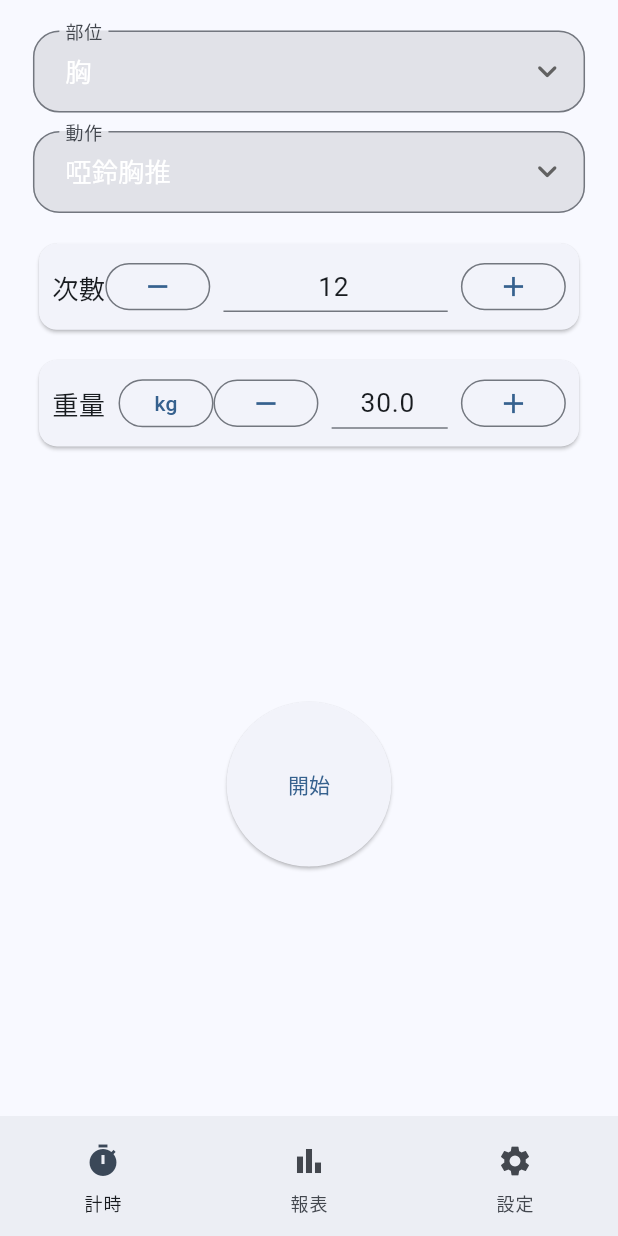
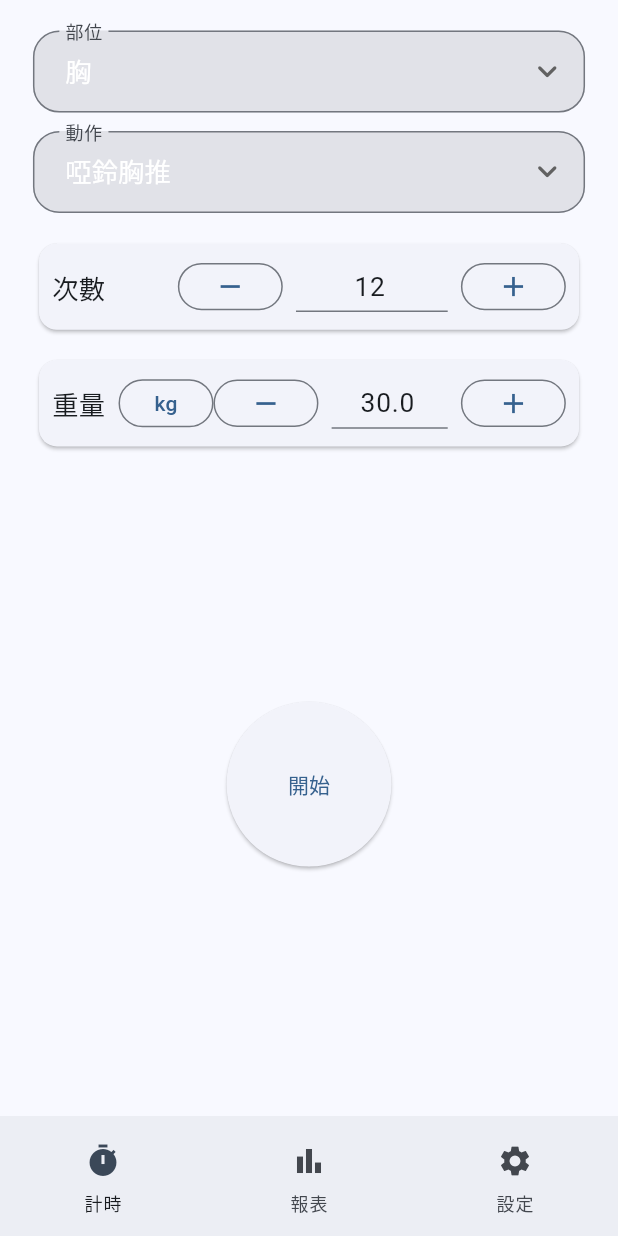
Before and after one commit to jia741/IronDiary, a Flutter app: the screen it shows after launch, on a phone screen of 412 x 824 dp. Run offline on Flutter 3.47's test engine with Material 3 defaults, Android fonts, the phone set to English and light mode, and no system bars; our stand-ins replace audioplayers, flutter_slidable, shared_preferences, sqflite; accounts and stored records are empty.

Commit message:
Align reps row with weight row

```diff
--- a/lib/home_page.dart
+++ b/lib/home_page.dart
@@ -252,6 +252,7 @@ class _HomePageState extends State<HomePage> {
                 // 數值列：左右留白已由外層 padding 提供
                 NumberRow(
                   label: '次數',
+                  labelTrailing: SizedBox(width: ScreenUtil.w(36)),
                   valueText: reps.toString(),
                   onMinus: () {
                     setState(() => reps = (reps - 1).clamp(0, 999));
```
